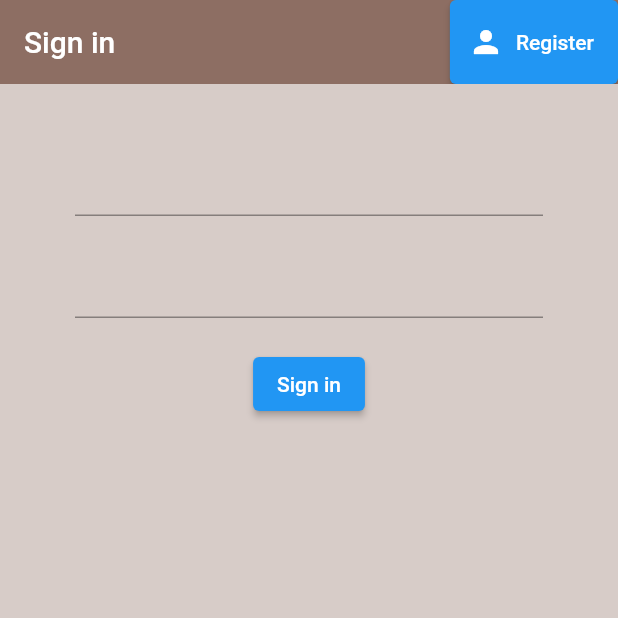
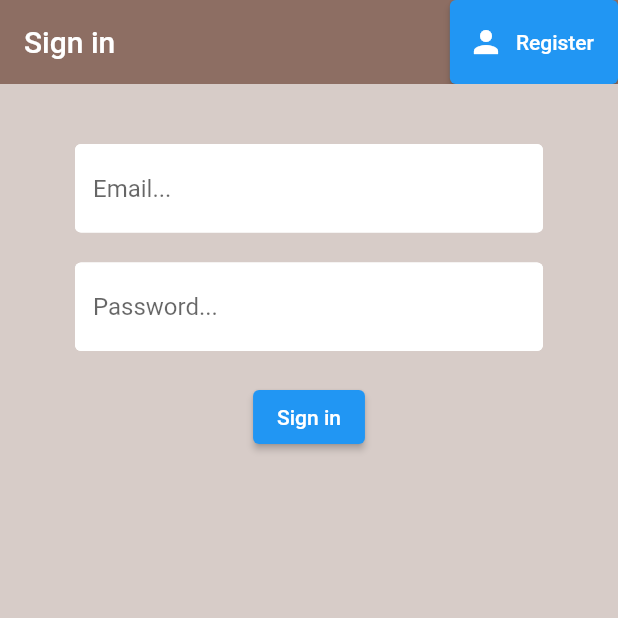
Before and after one commit to howebe/CIS350Project, a Flutter app: the screen it shows after launch, on a phone screen of 412 x 824 dp, the top half of it. Run offline on Flutter 3.47's test engine with Material 2 defaults, Android fonts, the phone set to English and light mode, and no system bars; our stand-ins replace cloud_firestore, firebase_auth, firebase_core; accounts and stored records are empty.

Commit message:
auth complete, working on query

```diff
--- /dev/null
+++ b/textbook_sharing_app/lib/constants.dart
@@ -0,0 +1,12 @@
+import 'package:flutter/material.dart';
+
+const textInputDecoration = InputDecoration(
+                  fillColor: Colors.white,
+                  filled: true,
+                  enabledBorder: OutlineInputBorder(
+                    borderSide: BorderSide(color: Colors.white, width: 2.0)
+                  ),
+                  focusedBorder: OutlineInputBorder(
+                    borderSide: BorderSide(color: Colors.black, width: 2.0)
+                  ),
+                );
--- a/textbook_sharing_app/lib/main.dart
+++ b/textbook_sharing_app/lib/main.dart
@@ -24,6 +24,10 @@ class MyApp extends StatelessWidget {
     return StreamProvider<AppUser?>.value(
       initialData: null,
       value: AuthService().user,
+      catchError: (_, err) {
+            print(err);
+            return null;
+          },
       child: MaterialApp(
         home: Wrapper(),
       ),
--- a/textbook_sharing_app/lib/screens/auth/register.dart
+++ b/textbook_sharing_app/lib/screens/auth/register.dart
@@ -1,4 +1,5 @@
 import 'package:flutter/material.dart';
+import 'package:textbook_sharing_app/constants.dart';
 import 'package:textbook_sharing_app/services/auth.dart';
 
 class Register extends StatefulWidget {
@@ -45,6 +46,7 @@ class _RegisterState extends State<Register> {
             children: <Widget>[
               SizedBox(height: 20),
               TextFormField(
+                decoration: textInputDecoration.copyWith(hintText: "Email..."),
                 validator: (value) => value!.isEmpty ? 'Enter an email' : null,
                 onChanged: (value) {
                   setState(() => email = value);
@@ -52,6 +54,7 @@ class _RegisterState extends State<Register> {
               ),
               SizedBox(height: 20),
               TextFormField(
+                decoration: textInputDecoration.copyWith(hintText: "Password..."),
                 obscureText: true,
                 validator: (value) => value!.length < 6 ? 'Enter a password 6+ characters long' : null,
                 onChanged: (value) {
--- a/textbook_sharing_app/lib/screens/auth/signin.dart
+++ b/textbook_sharing_app/lib/screens/auth/signin.dart
@@ -1,4 +1,5 @@
 import 'package:flutter/material.dart';
+import 'package:textbook_sharing_app/constants.dart';
 import 'package:textbook_sharing_app/services/auth.dart';
 
 class SignIn extends StatefulWidget {
@@ -45,6 +46,7 @@ class _SignInState extends State<SignIn> {
             children: <Widget>[
               SizedBox(height: 20),
               TextFormField(
+                decoration: textInputDecoration.copyWith(hintText: "Email..."),
                 validator: (value) => value!.isEmpty ? 'Enter an email' : null,
                 onChanged: (value) {
                   setState(() => email = value);
@@ -52,6 +54,7 @@ class _SignInState extends State<SignIn> {
               ),
               SizedBox(height: 20),
               TextFormField(
+                decoration: textInputDecoration.copyWith(hintText: "Password..."),
                 obscureText: true,
                 validator: (value) => value!.length < 6 ? 'Enter a password 6+ characters long' : null,
                 onChanged: (value) {
--- a/textbook_sharing_app/lib/screens/wrapper.dart
+++ b/textbook_sharing_app/lib/screens/wrapper.dart
@@ -10,11 +10,12 @@ class Wrapper extends StatelessWidget {
 
   @override
   Widget build(BuildContext context) {
+
     final user = Provider.of<AppUser?>(context);
 
     //returns authentication widget or home page
     if (user == null) {
-      //ERROR Between this, auth services
+
       return Auth();
     } else {
       return Home();
--- a/textbook_sharing_app/lib/services/auth.dart
+++ b/textbook_sharing_app/lib/services/auth.dart
@@ -1,9 +1,23 @@
 import 'package:firebase_auth/firebase_auth.dart';
 import 'package:textbook_sharing_app/models/user.dart';
+import 'package:textbook_sharing_app/services/database.dart';
+import 'package:textbook_sharing_app/textbook.dart';
 
 class AuthService {
 
 final FirebaseAuth _auth = FirebaseAuth.instance;
+
+  String name = "dfsdfsdf";
+
+  String condition = "New";
+
+  String bookClass= "sdfs";
+
+  String description= "sdfsfsf";
+
+  String university= "sdfsfsdf";
+
+  String key = "MTH";
 
 // create user obj based on FirebaseUser
 AppUser? _userFromFirebaseUser(User user){
@@ -13,18 +27,6 @@ AppUser? _userFromFirebaseUser(User user){
 // auth change user stream
  Stream<AppUser?> get user {
          return _auth.authStateChanges().map((User? user) => _userFromFirebaseUser(user!));
-}
-
-// sign in anonymously
-Future signInAnon() async {
-  try {
-    UserCredential result = await _auth.signInAnonymously();
-    User? user = result.user;
-    return _userFromFirebaseUser(user!);
-  } catch (e) {
-    print(e.toString());
-    return null;
-  }
 }
 
 // sign in with email & password
@@ -45,6 +47,7 @@ Future registerWithEmailAndPassword(String email, String password) async {
   try {
     UserCredential result = await _auth.createUserWithEmailAndPassword(email: email, password: password);
     User? user = result.user;
+    await DatabaseService(uid: user!.uid).updateUser([]);
     return _userFromFirebaseUser(user!);
   }catch (e){
     print(e.toString());
--- /dev/null
+++ b/textbook_sharing_app/lib/services/database.dart
@@ -0,0 +1,31 @@
+import 'package:cloud_firestore/cloud_firestore.dart';
+import 'package:textbook_sharing_app/textbook.dart';
+
+class DatabaseService {
+
+final String? uid;
+DatabaseService({this.uid});
+
+final CollectionReference users = FirebaseFirestore.instance.collection('Users');
+
+// Future updateUser(List<Textbook> textbooks) async {
+//   return await users.doc(uid).set({
+//     'textbook' : textbooks,
+//   }
+//   );
+// }
+ Future updateUser(List<Textbook> textbooks) async {
+    Map<String, List<Textbook>> textbook = {
+      'textbook' : textbooks,
+    };
+
+    return await users.doc(uid).set(textbook);
+  }
+
+  // Text list from snapshot
+
+
+  Stream<QuerySnapshot> get user{
+    return users.snapshots();
+  }
+}
```
Also changed, not shown: textbook_sharing_app/lib/screens/home/home.dart (+11 -1 lines), textbook_sharing_app/lib/screens/home/textlist.dart (added, +25 -0 lines), textbook_sharing_app/lib/textbook.dart (+7 -6 lines).
